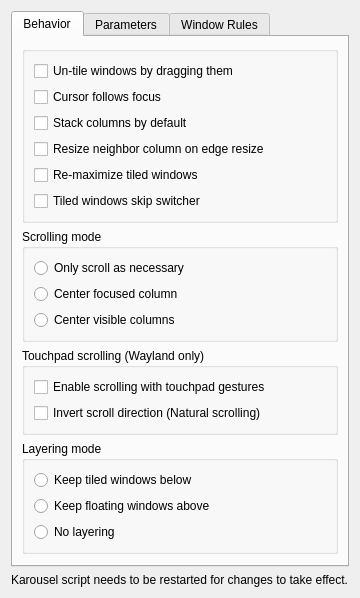
Qt form package/contents/ui/config.ui (peterfajdiga/karousel) before a commit.
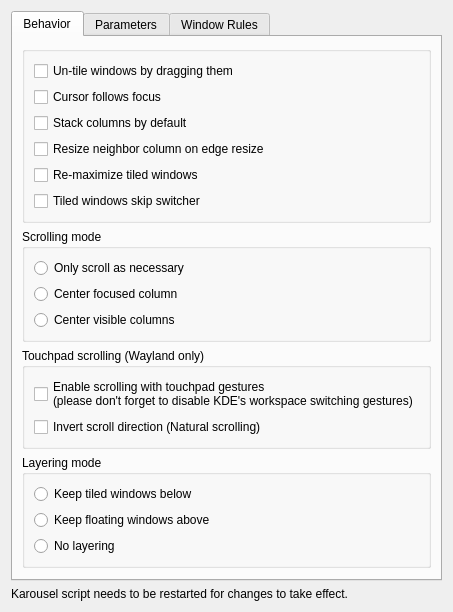
The same form after that commit.

Commit message: config.ui: gestureScroll: add note regarding disabling KDE workspace switching gestures

```diff
--- a/package/contents/ui/config.ui
+++ b/package/contents/ui/config.ui
@@ -120,7 +120,8 @@
                                         <item>
                                             <widget class="QCheckBox" name="kcfg_gestureScroll">
                                                 <property name="text">
-                                                    <string>Enable scrolling with touchpad gestures</string>
+                                                    <string>Enable scrolling with touchpad gestures
+(please don't forget to disable KDE's workspace switching gestures)</string>
                                                 </property>
                                                 <property name="toolTip">
                                                     <string>Scroll with a three-finger horizontal swipe gesture</string>
```
